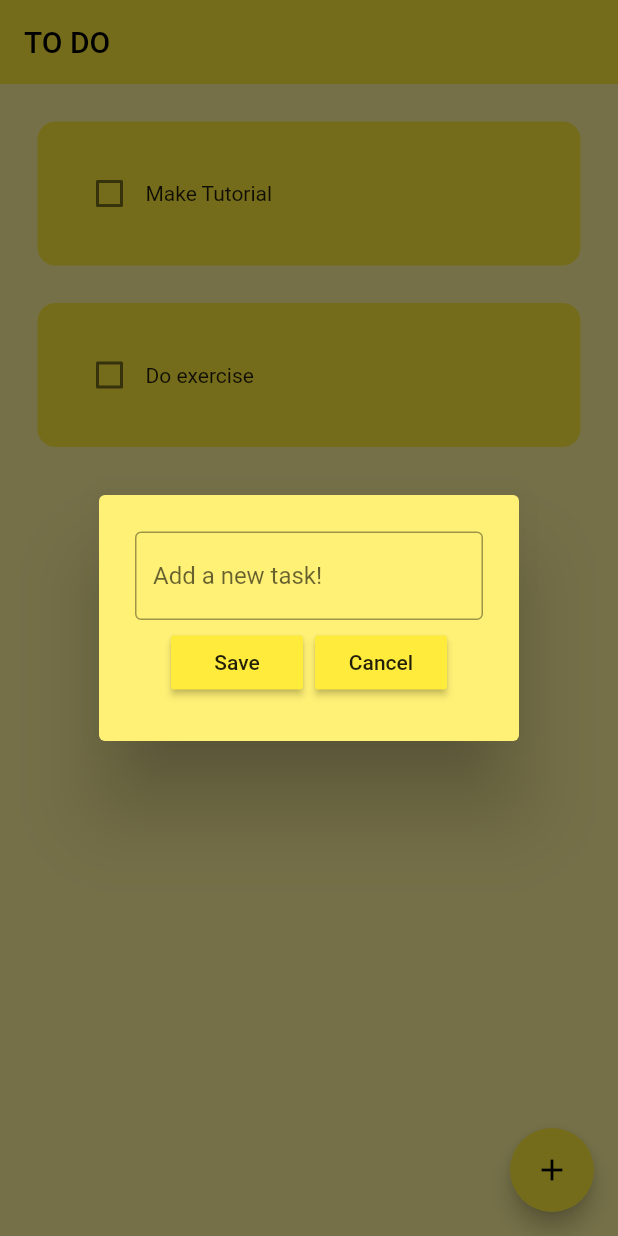
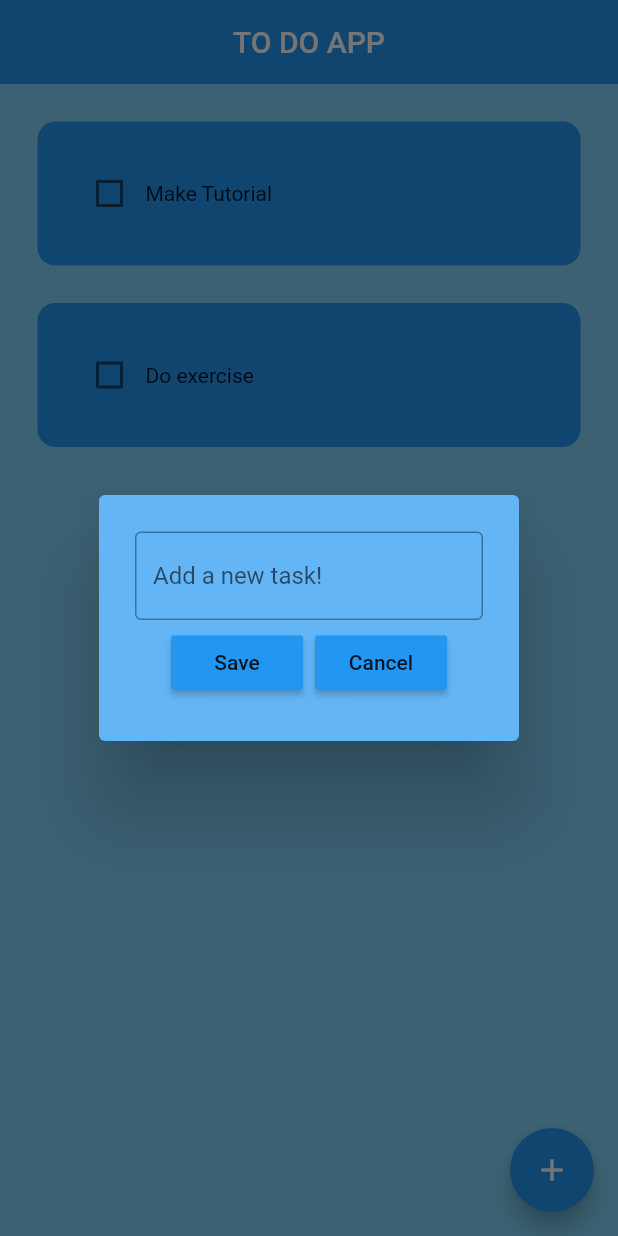
Before and after one commit to dignacio0815/to_do_list_flutter, a Flutter app: the screen it shows after launch, after a tap on the "add" icon, on a phone screen of 412 x 824 dp. Run offline on Flutter 3.47's test engine with Material 2 defaults, Android fonts, the phone set to English and light mode, and no system bars; drawn by our look-alikes of flutter_slidable; our stand-ins replace hive_flutter; accounts and stored records are empty.

Commit message:
Change theme color to Blue and fix lint issues

```diff
--- a/analysis_options.yaml
+++ b/analysis_options.yaml
@@ -24,6 +24,7 @@ linter:
   rules:
     # avoid_print: false  # Uncomment to disable the `avoid_print` rule
     # prefer_single_quotes: true  # Uncomment to enable the `prefer_single_quotes` rule
+    prefer_const_constructors : false
 
 # Additional information about this file can be found at
 # https://dart.dev/guides/language/analysis-options
--- a/lib/main.dart
+++ b/lib/main.dart
@@ -23,7 +23,7 @@ class MyApp extends StatelessWidget {
       debugShowCheckedModeBanner: false,
       home: const HomePage(),
       theme: ThemeData(
-        primarySwatch: Colors.yellow,
+        primarySwatch: Colors.blue,
       ),
     );
   }
--- a/lib/pages/home_page.dart
+++ b/lib/pages/home_page.dart
@@ -76,9 +76,13 @@ class _HomePageState extends State<HomePage> {
   @override
   Widget build(BuildContext context) {
     return Scaffold(
-      backgroundColor: const Color.fromRGBO(255, 245, 157, 1),
+      backgroundColor: Colors.lightBlue[200],
       appBar: AppBar(
-        title: Text('TO DO'),
+        title: const Center(
+          child: Text(
+            'TO DO APP',
+          ),
+        ),
         elevation: 0,
       ),
       floatingActionButton: FloatingActionButton(
--- a/lib/util/dialog_box.dart
+++ b/lib/util/dialog_box.dart
@@ -16,8 +16,8 @@ class DialogBox extends StatelessWidget {
   @override
   Widget build(BuildContext context) {
     return AlertDialog(
-      backgroundColor: Colors.yellow[300],
-      content: Container(
+      backgroundColor: Colors.blue[300],
+      content: SizedBox(
         height: 120,
         child: Column(
           mainAxisAlignment: MainAxisAlignment.spaceEvenly,
--- a/lib/util/my_button.dart
+++ b/lib/util/my_button.dart
@@ -14,8 +14,8 @@ class MyButton extends StatelessWidget {
   Widget build(BuildContext context) {
     return MaterialButton(
       onPressed: onPressed,
+      color: Theme.of(context).primaryColor,
       child: Text(text),
-      color: Theme.of(context).primaryColor,
     );
   }
 }
--- a/lib/util/todo_tile.dart
+++ b/lib/util/todo_tile.dart
@@ -38,7 +38,7 @@ class ToDoTile extends StatelessWidget {
         child: Container(
           padding: const EdgeInsets.all(24),
           decoration: BoxDecoration(
-            color: Colors.yellow,
+            color: Colors.blue,
             borderRadius: BorderRadius.circular(12),
           ),
           child: Row(
```
